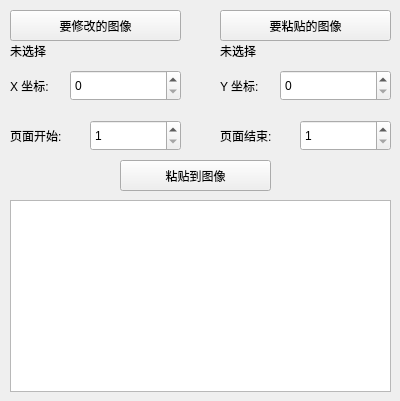
First picture: the form in mainwindow.ui, repository getDolla/ImagePaster, before the edit.
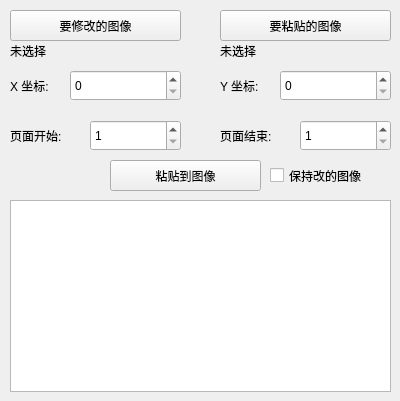
Second picture: the form after the edit.

Commit message: added option to save modified images

The edit to the form file:
```diff
--- a/mainwindow.ui
+++ b/mainwindow.ui
@@ -32,7 +32,7 @@
    <widget class="QPushButton" name="merge_button">
     <property name="geometry">
      <rect>
-      <x>120</x>
+      <x>110</x>
       <y>160</y>
       <width>151</width>
       <height>31</height>
@@ -224,6 +224,24 @@
      <string>页面结束:</string>
     </property>
    </widget>
+   <widget class="QCheckBox" name="checkBox">
+    <property name="geometry">
+     <rect>
+      <x>270</x>
+      <y>160</y>
+      <width>111</width>
+      <height>31</height>
+     </rect>
+    </property>
+    <property name="font">
+     <font>
+      <pointsize>9</pointsize>
+     </font>
+    </property>
+    <property name="text">
+     <string>保持改的图像</string>
+    </property>
+   </widget>
   </widget>
  </widget>
  <layoutdefault spacing="6" margin="11"/>
```
The commit also changes 1 other file.
